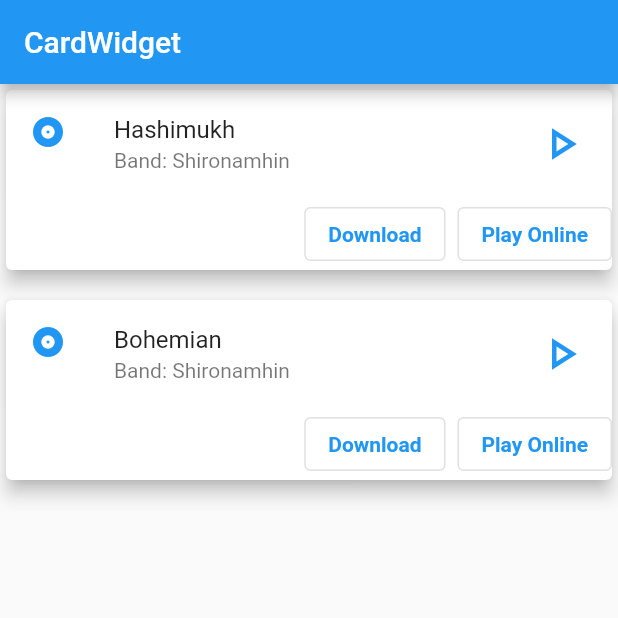
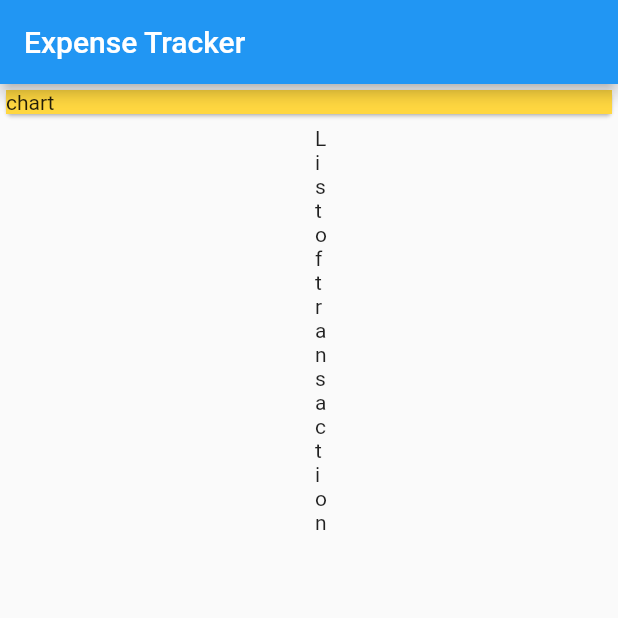
Before and after one commit to Alamin11/ExpenseTracker, a Flutter app: the screen it shows after launch, on a phone screen of 412 x 824 dp, the top half of it. Run offline on Flutter 3.47's test engine with Material 2 defaults, Android fonts, the phone set to English and light mode, and no system bars.

Commit message:
card and its style

```diff
--- a/lib/main.dart
+++ b/lib/main.dart
@@ -4,128 +4,43 @@ void main(List<String> args) {
   runApp(MyApp());
 }
 
+String titleText = 'Expense Tracker';
+
 class MyApp extends StatelessWidget {
-  const MyApp({Key? key}) : super(key: key);
-  static const String _title = 'CardWidget';
+  MyApp({Key? key}) : super(key: key);
+
   @override
   Widget build(BuildContext context) {
     return MaterialApp(
-      title: _title,
-      home: Scaffold(
-        appBar: AppBar(
-          title: const Text(_title),
-        ),
-        body: MyCard(),
-      ),
+      title: titleText,
+      home: const MyHomePage(),
     );
   }
 }
 
-//Creating MyCard Class
-class MyCard extends StatelessWidget {
-  const MyCard({Key? key}) : super(key: key);
+class MyHomePage extends StatelessWidget {
+  const MyHomePage({Key? key}) : super(key: key);
 
   @override
   Widget build(BuildContext context) {
-    return Center(
-      child: Column(
+    return Scaffold(
+      appBar: AppBar(
+        title: Text(titleText),
+      ),
+      body: Column(
         children: [
           Card(
-            elevation: 5.0,
-            child: InkWell(
-              splashColor: Colors.blue.withAlpha(30),
-              onTap: () {
-                debugPrint('Card tapped');
-              },
-              child: Column(
-                mainAxisSize: MainAxisSize.min,
-                children: [
-                  const ListTile(
-                    leading: Icon(
-                      Icons.album,
-                      color: Colors.blue,
-                    ),
-                    title: Text('Hashimukh'),
-                    subtitle: Text('Band: Shironamhin'),
-                    //isThreeLine: true,
-                    trailing: Icon(
-                      Icons.play_arrow_outlined,
-                      color: Colors.blue,
-                      size: 36.0,
-                    ),
-                  ),
-                  Row(
-                    mainAxisAlignment: MainAxisAlignment.end,
-                    children: [
-                      OutlinedButton(
-                        onPressed: () {},
-                        child: const Text(
-                          'Download',
-                          style: TextStyle(fontWeight: FontWeight.bold),
-                        ),
-                      ),
-                      const SizedBox(
-                        width: 8.0,
-                      ),
-                      OutlinedButton(
-                        onPressed: () {},
-                        child: const Text(
-                          'Play Online',
-                          style: TextStyle(fontWeight: FontWeight.bold),
-                        ),
-                      ),
-                    ],
-                  ),
-                ],
-              ),
+            child: Container(
+              width: double.infinity,
+              color: Colors.amberAccent,
+              child: const Text('chart'),
             ),
           ),
           const SizedBox(
-            height: 12.0,
-          ),
-          Card(
-            elevation: 5.0,
-            borderOnForeground: true,
-            child: Column(
-              mainAxisSize: MainAxisSize.min,
-              children: [
-                const ListTile(
-                  leading: Icon(
-                    Icons.album,
-                    color: Colors.blue,
-                  ),
-                  title: Text('Bohemian'),
-                  subtitle: Text('Band: Shironamhin'),
-                  //isThreeLine: true,
-                  trailing: Icon(
-                    Icons.play_arrow_outlined,
-                    color: Colors.blue,
-                    size: 36.0,
-                  ),
-                ),
-                Row(
-                  mainAxisAlignment: MainAxisAlignment.end,
-                  children: [
-                    OutlinedButton(
-                      onPressed: () {},
-                      child: const Text(
-                        'Download',
-                        style: TextStyle(fontWeight: FontWeight.bold),
-                      ),
-                    ),
-                    const SizedBox(
-                      width: 8.0,
-                    ),
-                    OutlinedButton(
-                      onPressed: () {},
-                      child: const Text(
-                        'Play Online',
-                        style: TextStyle(fontWeight: FontWeight.bold),
-                      ),
-                    ),
-                  ],
-                ),
-              ],
+            width: double.minPositive,
+            child: Card(
+              color: Colors.blue,
+              child: Text('List of transaction'),
             ),
           ),
         ],
```
Also changed, not shown: 1 other file.
